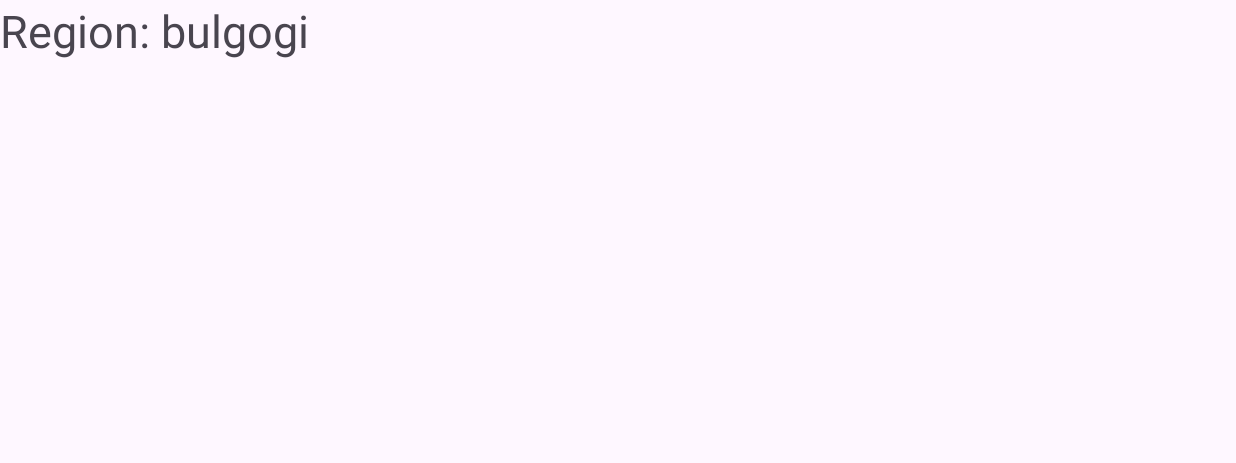
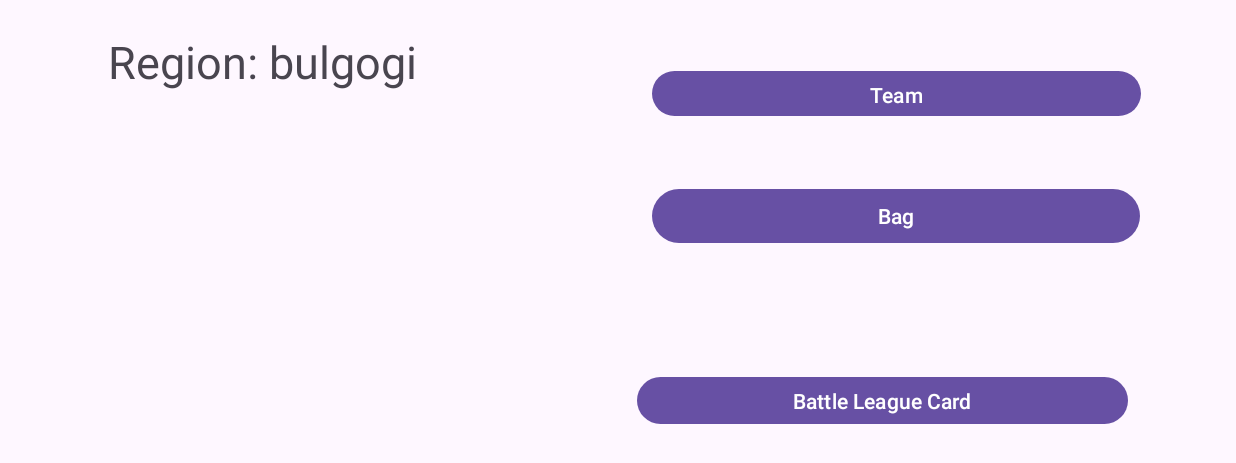
Before and after one commit to PabM777/FinalProjectPMPT, an Android app: the GameScreen screen opened directly, with no data from a screen before it, on a phone screen of 824 x 412 dp (held sideways). Shown: the top 463 px of the screen. Run offline under Robolectric (Android 15) with nearby library versions, the phone set to English and light mode, and no system bars.

Commit message:
worked on game.

```diff
--- a/app/src/main/res/layout/activity_game_screen.xml
+++ b/app/src/main/res/layout/activity_game_screen.xml
@@ -8,10 +8,142 @@
 
     <TextView
         android:id="@+id/tv_region_name"
-        android:layout_width="341dp"
-        android:layout_height="59dp"
+        android:layout_width="313dp"
+        android:layout_height="67dp"
         android:text="Region: bulgogi"
         android:textSize="30sp"
-        tools:layout_editor_absoluteX="74dp"
-        tools:layout_editor_absoluteY="81dp" />
+        app:layout_constraintBottom_toTopOf="@+id/guideline56"
+        app:layout_constraintEnd_toStartOf="@+id/guideline55"
+        app:layout_constraintStart_toStartOf="@+id/guideline52"
+        app:layout_constraintTop_toTopOf="@+id/guideline51" />
+
+    <androidx.constraintlayout.widget.Guideline
+        android:id="@+id/guideline51"
+        android:layout_width="wrap_content"
+        android:layout_height="wrap_content"
+        android:orientation="horizontal"
+        app:layout_constraintGuide_percent="0.06082725" />
+
+    <androidx.constraintlayout.widget.Guideline
+        android:id="@+id/guideline52"
+        android:layout_width="wrap_content"
+        android:layout_height="wrap_content"
+        android:orientation="vertical"
+        app:layout_constraintGuide_percent="0.054719564" />
+
+    <androidx.constraintlayout.widget.Guideline
+        android:id="@+id/guideline53"
+        android:layout_width="wrap_content"
+        android:layout_height="wrap_content"
+        android:orientation="vertical"
+        app:layout_constraintGuide_percent="0.95" />
+
+    <androidx.constraintlayout.widget.Guideline
+        android:id="@+id/guideline54"
+        android:layout_width="wrap_content"
+        android:layout_height="wrap_content"
+        android:orientation="horizontal"
+        app:layout_constraintGuide_percent="0.96" />
+
+    <androidx.constraintlayout.widget.Guideline
+        android:id="@+id/guideline55"
+        android:layout_width="wrap_content"
+        android:layout_height="wrap_content"
+        android:orientation="vertical"
+        app:layout_constraintGuide_percent="0.5" />
+
+    <androidx.constraintlayout.widget.Guideline
+        android:id="@+id/guideline56"
+        android:layout_width="wrap_content"
+        android:layout_height="wrap_content"
+        android:orientation="horizontal"
+        app:layout_constraintGuide_percent="0.2" />
+
+    <androidx.constraintlayout.widget.Guideline
+        android:id="@+id/guideline57"
+        android:layout_width="wrap_content"
+        android:layout_height="wrap_content"
+        android:orientation="horizontal"
+        app:layout_constraintGuide_percent="0.3" />
+
+    <androidx.constraintlayout.widget.Guideline
+        android:id="@+id/guideline58"
+        android:layout_width="wrap_content"
+        android:layout_height="wrap_content"
+        android:orientation="horizontal"
+        app:layout_constraintGuide_percent="0.4" />
+
+    <androidx.constraintlayout.widget.Guideline
+        android:id="@+id/guideline59"
+        android:layout_width="wrap_content"
+        android:layout_height="wrap_content"
+        android:orientation="horizontal"
+        app:layout_constraintGuide_percent="0.50851583" />
+
+    <androidx.constraintlayout.widget.Guideline
+        android:id="@+id/guideline60"
+        android:layout_width="wrap_content"
+        android:layout_height="wrap_content"
+        android:orientation="horizontal"
+        app:layout_constraintGuide_percent="0.6" />
+
+    <androidx.constraintlayout.widget.Guideline
+        android:id="@+id/guideline61"
+        android:layout_width="wrap_content"
+        android:layout_height="wrap_content"
+        android:orientation="horizontal"
+        app:layout_constraintGuide_percent="0.7" />
+
+    <androidx.constraintlayout.widget.Guideline
+        android:id="@+id/guideline62"
+        android:layout_width="wrap_content"
+        android:layout_height="wrap_content"
+        android:orientation="horizontal"
+        app:layout_constraintGuide_percent="0.8" />
+
+    <androidx.constraintlayout.widget.Guideline
+        android:id="@+id/guideline63"
+        android:layout_width="wrap_content"
+        android:layout_height="wrap_content"
+        android:orientation="horizontal"
+        app:layout_constraintGuide_percent="0.9" />
+
+    <androidx.constraintlayout.widget.Guideline
+        android:id="@+id/guideline64"
+        android:layout_width="wrap_content"
+        android:layout_height="wrap_content"
+        android:orientation="horizontal"
+        app:layout_constraintGuide_percent="0.1" />
+
+    <Button
+        android:id="@+id/btn_team"
+        android:layout_width="326dp"
+        android:layout_height="38dp"
+        android:text="Team"
+        app:layout_constraintBottom_toTopOf="@+id/guideline56"
+        app:layout_constraintEnd_toStartOf="@+id/guideline53"
+        app:layout_constraintStart_toStartOf="@+id/guideline55"
+        app:layout_constraintTop_toTopOf="@+id/guideline64" />
+
+    <Button
+        android:id="@+id/btn_Bag"
+        android:layout_width="325dp"
+        android:layout_height="44dp"
+        android:text="Bag"
+        app:layout_constraintBottom_toTopOf="@+id/guideline58"
+        app:layout_constraintEnd_toStartOf="@+id/guideline53"
+        app:layout_constraintStart_toStartOf="@+id/guideline55"
+        app:layout_constraintTop_toTopOf="@+id/guideline57" />
+
+    <Button
+        android:id="@+id/btn_card"
+        android:layout_width="327dp"
+        android:layout_height="39dp"
+        android:text="Battle League Card"
+        app:layout_constraintBottom_toTopOf="@+id/guideline61"
+        app:layout_constraintEnd_toStartOf="@+id/guideline53"
+        app:layout_constraintHorizontal_bias="0.291"
+        app:layout_constraintStart_toStartOf="@+id/guideline55"
+        app:layout_constraintTop_toTopOf="@+id/guideline60"
+        app:layout_constraintVertical_bias="0.0" />
 </androidx.constraintlayout.widget.ConstraintLayout>
```
